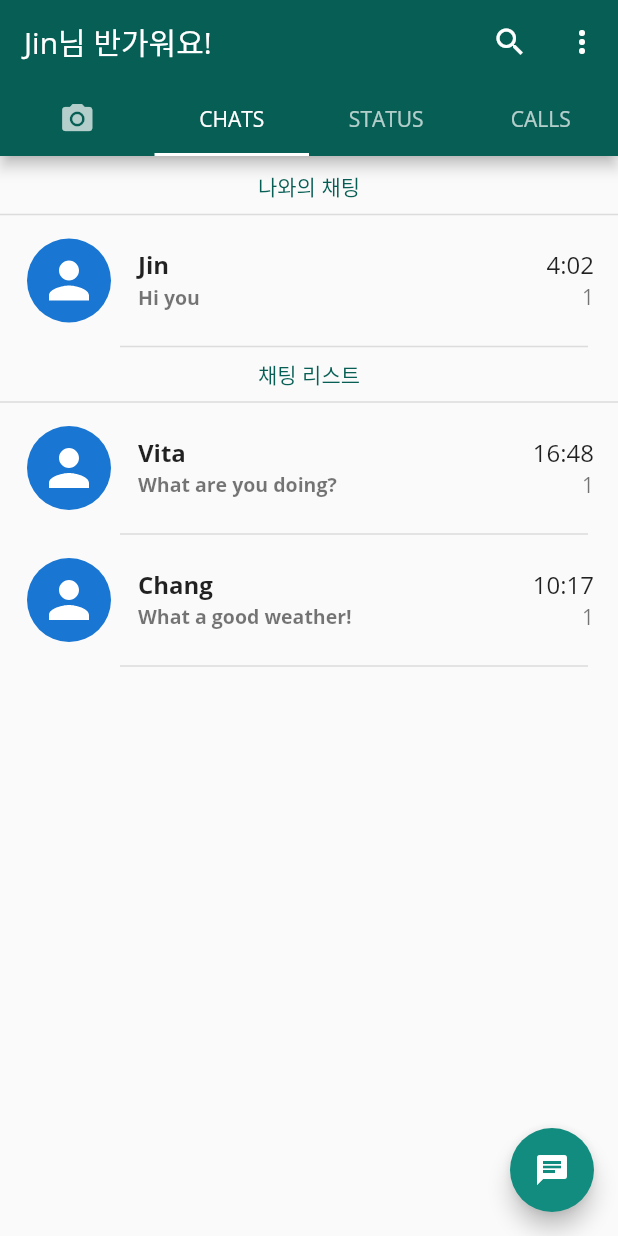
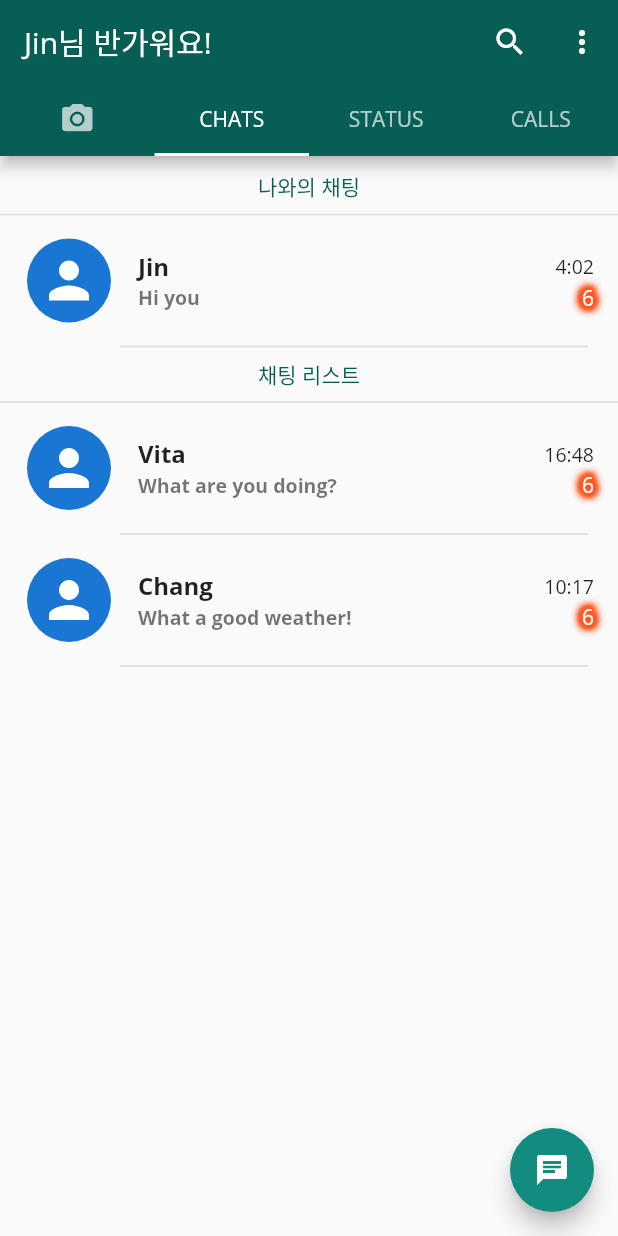
Before and after one commit to jin-vita/my-chat, a Flutter app: the screen it shows after launch, after a tap on "Jin", on a phone screen of 412 x 824 dp. Run offline on Flutter 3.47's test engine with Material 2 defaults, Android fonts, the phone set to English and light mode, and no system bars; our stand-ins replace camera, emoji_picker_flutter, flutter_svg, socket_io_client, video_player; network calls fail.

Commit message:
custom_card.dart

```diff
--- a/lib/screen/individual_screen.dart
+++ b/lib/screen/individual_screen.dart
@@ -3,6 +3,7 @@ import 'dart:developer';
 import 'package:emoji_picker_flutter/emoji_picker_flutter.dart';
 import 'package:flutter/material.dart';
 import 'package:flutter_svg/flutter_svg.dart';
+import 'package:my_chat/dummy/chats_dummy.dart';
 import 'package:my_chat/model/chat_model.dart';
 import 'package:my_chat/model/message_model.dart';
 import 'package:socket_io_client/socket_io_client.dart' as IO;
@@ -47,9 +48,11 @@ class _IndividualScreenState extends State<IndividualScreen> with TickerProvider
           .build(),
     );
     socket.connect();
-    socket.emit('sign-in', widget.chatModel.id);
+    socket.emit('sign-in', myModel.id);
     socket.onConnect(
-      (data) => log('socket connected ${widget.chatModel.id}'),
+      (data) {
+        log('socket connected ${myModel.id}');
+      },
     );
     socket.on(
       'message',
@@ -261,6 +264,7 @@ class _IndividualScreenState extends State<IndividualScreen> with TickerProvider
                     icon: const Icon(Icons.send),
                     onPressed: () {
                       sendMessage('dd', widget.chatModel.id, _controller.text);
+                      _controller.text = '';
                     },
                   )
                 : IconButton(
--- a/lib/ui/custom_card.dart
+++ b/lib/ui/custom_card.dart
@@ -13,6 +13,18 @@ class CustomCard extends StatelessWidget {
 
   @override
   Widget build(BuildContext context) {
+    List<Shadow> shadows = [];
+    for (int i = 1; i < 9; i++) {
+      for (int j = 0; j < i; j++) {
+        shadows.add(
+          Shadow(
+            color: Colors.deepOrange,
+            blurRadius: i.toDouble(),
+          ),
+        );
+      }
+    }
+
     return Column(
       children: [
         InkWell(
@@ -47,7 +59,12 @@ class CustomCard extends StatelessWidget {
                     fontWeight: FontWeight.bold,
                   ),
                 ),
-                Text('${chatModel.time}'),
+                Text(
+                  '${chatModel.time}',
+                  style: const TextStyle(
+                    fontSize: 13,
+                  ),
+                ),
               ],
             ),
             subtitle: Row(
@@ -60,7 +77,13 @@ class CustomCard extends StatelessWidget {
                     fontWeight: FontWeight.bold,
                   ),
                 ),
-                const Text('1'),
+                Text(
+                  '6',
+                  style: TextStyle(
+                    color: Colors.white,
+                    shadows: shadows,
+                  ),
+                ),
               ],
             ),
             // trailing: Text('${chatModel.time}'),
```
